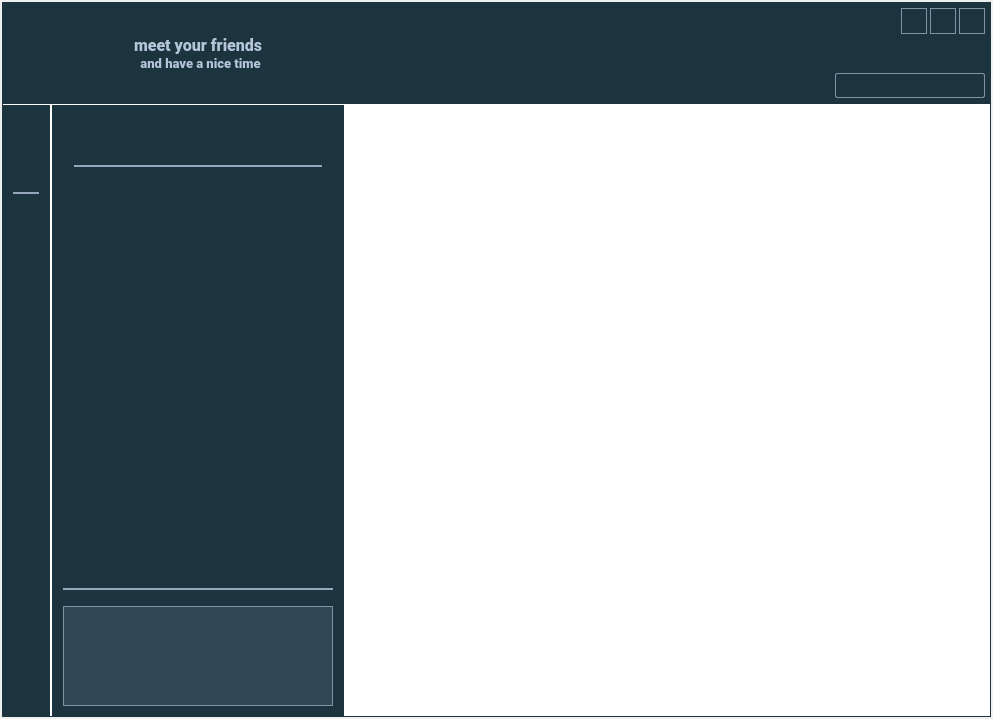
The window that src/app/gui/forms/mainwindow.ui (botorabi/Meet4Eat-Desktop) describes before a commit, drawn with Qt 5.
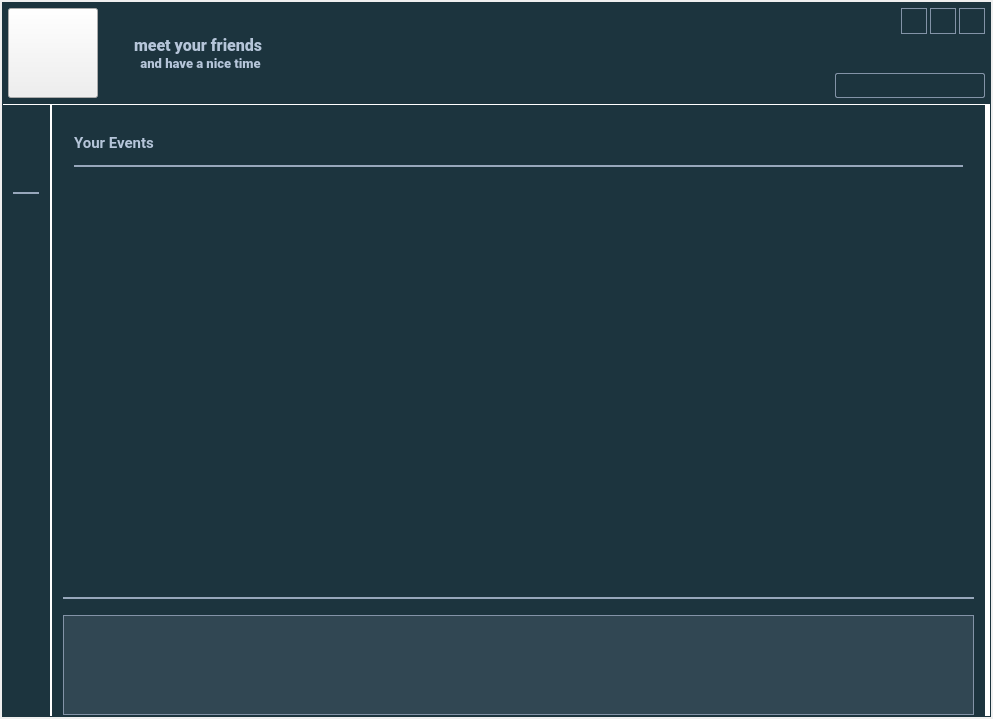
The same window after the commit. Icons and pictures are not drawn.

Patch:
```diff
--- a/src/app/gui/forms/mainwindow.ui
+++ b/src/app/gui/forms/mainwindow.ui
@@ -79,7 +79,7 @@
            <item>
             <widget class="QWidget" name="widgetHead" native="true">
              <property name="cursor">
-              <cursorShape>SizeAllCursor</cursorShape>
+              <cursorShape>ArrowCursor</cursorShape>
              </property>
              <property name="styleSheet">
               <string notr="true">#widgetHead {
@@ -100,13 +100,7 @@
                <number>6</number>
               </property>
               <item>
-               <widget class="QLabel" name="labelLogo">
-                <property name="sizePolicy">
-                 <sizepolicy hsizetype="Preferred" vsizetype="Minimum">
-                  <horstretch>0</horstretch>
-                  <verstretch>0</verstretch>
-                 </sizepolicy>
-                </property>
+               <widget class="QPushButton" name="pushButtonLogo">
                 <property name="minimumSize">
                  <size>
                   <width>90</width>
@@ -119,25 +113,24 @@
                   <height>90</height>
                  </size>
                 </property>
-                <property name="font">
-                 <font>
-                  <pointsize>15</pointsize>
-                 </font>
-                </property>
                 <property name="cursor">
                  <cursorShape>PointingHandCursor</cursorShape>
                 </property>
                 <property name="toolTip">
                  <string>Click to Visit the Meet4Eat Site</string>
                 </property>
-                <property name="pixmap">
-                 <pixmap resource="../resources/application.qrc">:/logo.png</pixmap>
+                <property name="styleSheet">
+                 <string notr="true"/>
                 </property>
-                <property name="scaledContents">
-                 <bool>true</bool>
+                <property name="icon">
+                 <iconset resource="../resources/application.qrc">
+                  <normaloff>:/logo.png</normaloff>:/logo.png</iconset>
                 </property>
-                <property name="alignment">
-                 <set>Qt::AlignCenter</set>
+                <property name="iconSize">
+                 <size>
+                  <width>90</width>
+                  <height>90</height>
+                 </size>
                 </property>
                </widget>
               </item>
@@ -173,12 +166,6 @@
                   <bold>true</bold>
                  </font>
                 </property>
-                <property name="cursor">
-                 <cursorShape>PointingHandCursor</cursorShape>
-                </property>
-                <property name="toolTip">
-                 <string>Click to Visit the Meet4Eat Site</string>
-                </property>
                 <property name="styleSheet">
                  <string notr="true">QLabel#labelLogoText {
   color: rgb(181,197, 217);;
@@ -580,15 +567,24 @@
               </widget>
              </item>
              <item>
-              <widget class="QWidget" name="verticalWidget" native="true">
+              <widget class="QWidget" name="widgetMyEvents" native="true">
+               <property name="minimumSize">
+                <size>
+                 <width>300</width>
+                 <height>0</height>
+                </size>
+               </property>
                <property name="styleSheet">
-                <string notr="true">#verticalWidget {
+                <string notr="true">#widgetMyEvents {
   background-color: rgb(28,52,62);
 }</string>
                </property>
-               <layout class="QVBoxLayout" name="verticalLayout_10" stretch="0,0,1,0">
+               <layout class="QVBoxLayout" name="verticalLayout_10" stretch="0,0,0">
+                <property name="bottomMargin">
+                 <number>2</number>
+                </property>
                 <item>
-                 <widget class="QWidget" name="widgetSubMenuHead" native="true">
+                 <widget class="QWidget" name="widgetEventItemsHead" native="true">
                   <property name="minimumSize">
                    <size>
                     <width>270</width>
@@ -600,6 +596,41 @@
                     <layout class="QVBoxLayout" name="verticalLayout_11">
                      <item>
                       <layout class="QHBoxLayout" name="horizontalLayout_5">
+                       <item>
+                        <widget class="QLabel" name="labelHead">
+                         <property name="minimumSize">
+                          <size>
+                           <width>0</width>
+                           <height>32</height>
+                          </size>
+                         </property>
+                         <property name="maximumSize">
+                          <size>
+                           <width>16777215</width>
+                           <height>32</height>
+                          </size>
+                         </property>
+                         <property name="font">
+                          <font>
+                           <family>Roboto</family>
+                           <pointsize>11</pointsize>
+                           <weight>75</weight>
+                           <bold>true</bold>
+                          </font>
+                         </property>
+                         <property name="styleSheet">
+                          <string notr="true">QLabel#labelHead {
+  color: rgb(181,197, 217);;
+}</string>
+                         </property>
+                         <property name="text">
+                          <string>Your Events</string>
+                         </property>
+                         <property name="alignment">
+                          <set>Qt::AlignLeading|Qt::AlignLeft|Qt::AlignVCenter</set>
+                         </property>
+                        </widget>
+                       </item>
                        <item>
                         <spacer name="horizontalSpacer_4">
                          <property name="orientation">
@@ -627,6 +658,9 @@
                            <height>32</height>
                           </size>
                          </property>
+                         <property name="toolTip">
+                          <string>Events were changed, click to refresh all events.</string>
+                         </property>
                          <property name="styleSheet">
                           <string notr="true">QPushButton {
   background-color: transparent;
@@ -699,18 +733,22 @@
                  </widget>
                 </item>
                 <item>
-                 <widget class="QWidget" name="widgetSubMenu" native="true">
+                 <widget class="QWidget" name="widgetEventItems" native="true">
+                  <property name="sizePolicy">
+                   <sizepolicy hsizetype="Preferred" vsizetype="Expanding">
+                    <horstretch>0</horstretch>
+                    <verstretch>0</verstretch>
+                   </sizepolicy>
+                  </property>
                   <property name="styleSheet">
-                   <string notr="true">#widgetSubMenu {
+                   <string notr="true">#widgetEventItems {
   background-color: rgb(28,52,62);
+  border: 0;
 }</string>
                   </property>
                   <layout class="QVBoxLayout" name="verticalLayout_5">
-                   <property name="sizeConstraint">
-                    <enum>QLayout::SetMinAndMaxSize</enum>
-                   </property>
                    <property name="leftMargin">
-                    <number>0</number>
+                    <number>9</number>
                    </property>
                    <property name="topMargin">
                     <number>0</number>
@@ -721,38 +759,9 @@
                    <property name="bottomMargin">
                     <number>0</number>
                    </property>
-                   <item>
-                    <layout class="QVBoxLayout" name="verticalLayout_4">
-                     <property name="spacing">
-                      <number>3</number>
-                     </property>
-                     <property name="leftMargin">
-                      <number>0</number>
-                     </property>
-                     <property name="rightMargin">
-                      <number>0</number>
-                     </property>
-                    </layout>
-                   </item>
                   </layout>
                  </widget>
                 </item>
-                <item>
-                 <spacer name="verticalSpacer_3">
-                  <property name="orientation">
-                   <enum>Qt::Vertical</enum>
-                  </property>
-                  <property name="sizeType">
-                   <enum>QSizePolicy::MinimumExpanding</enum>
-                  </property>
-                  <property name="sizeHint" stdset="0">
-                   <size>
-                    <width>0</width>
-                    <height>40</height>
-                   </size>
-                  </property>
-                 </spacer>
-                </item>
                 <item>
                  <layout class="QVBoxLayout" name="verticalLayout_14">
                   <property name="spacing">
@@ -804,7 +813,11 @@
   color: white;
   border: 1px solid rgb(131,147, 167);
   background-color: rgba(131,147, 167, 50);
-}</string>
+}
+</string>
+                    </property>
+                    <property name="readOnly">
+                     <bool>true</bool>
                     </property>
                    </widget>
                   </item>
@@ -834,6 +847,9 @@
                 <property name="spacing">
                  <number>0</number>
                 </property>
+                <property name="sizeConstraint">
+                 <enum>QLayout::SetMinAndMaxSize</enum>
+                </property>
                 <property name="leftMargin">
                  <number>2</number>
                 </property>
```
Left out of the diff: 17 changed lines with no effect on the pictures.
